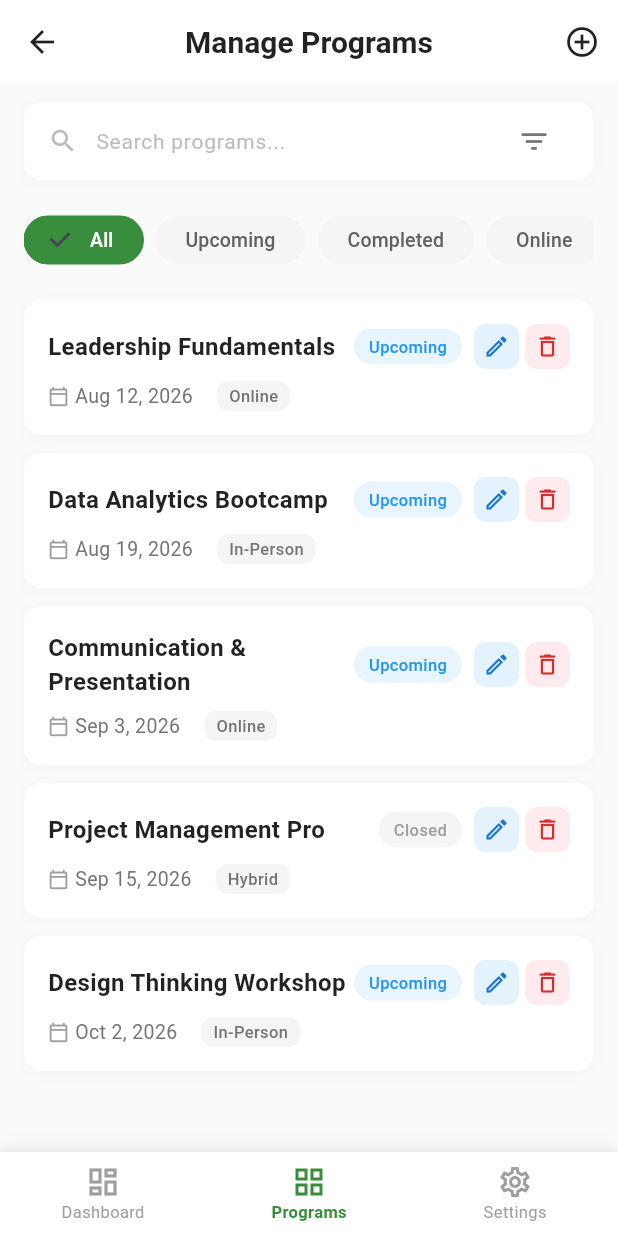
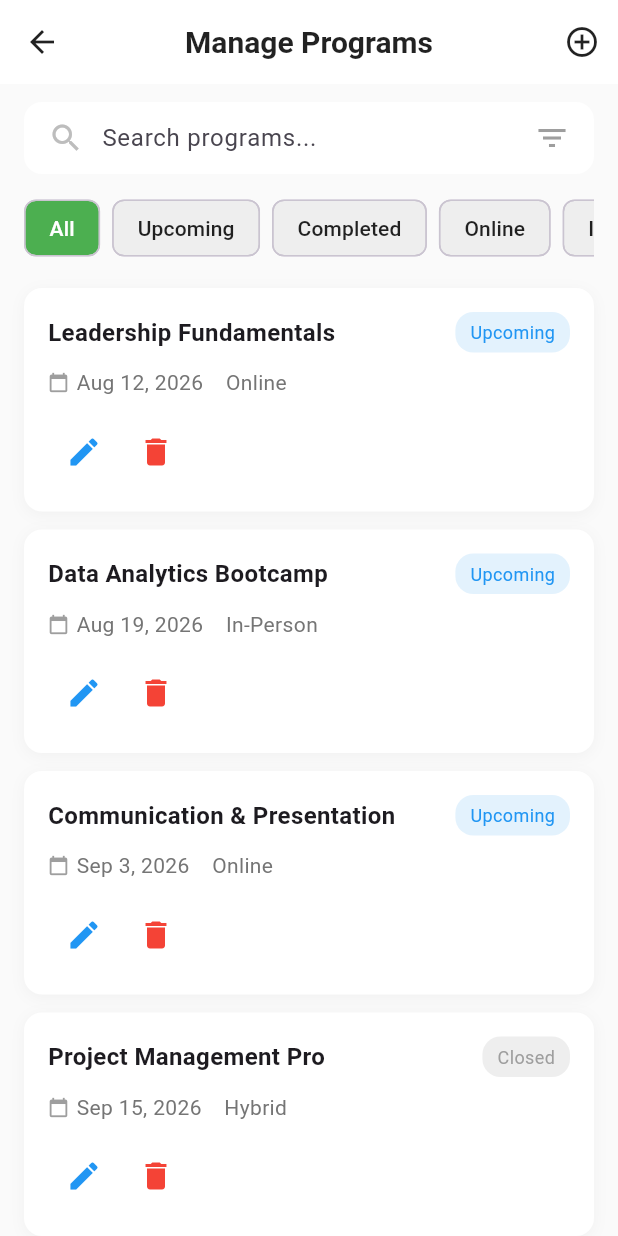
Before and after one commit to venesia07/FlutterMobileApp, a Flutter app: the ProgramManagementScreen screen opened directly, on a phone screen of 412 x 824 dp. Run offline on Flutter 3.47's test engine with Material 3 defaults, Android fonts, the phone set to English and light mode, and no system bars.

Commit message:
Connect admin login and update program management screen

```diff
--- a/lib/main.dart
+++ b/lib/main.dart
@@ -10,6 +10,7 @@ import 'screens/profile/learner_profile_screen.dart';
 import 'screens/login_screen.dart';
 import 'screens/signup_screen.dart';
 import 'screens/splash_screen.dart';
+import 'screens/program_management_screen.dart';
 
 //import 'theme/app_theme.dart';
 
@@ -37,6 +38,7 @@ class ExcelerateApp extends StatelessWidget {
         '/signup': (context) => const SignupScreen(),
         '/home': (context) => const HomeScreen(),
         '/programs': (context) => const ProgramListScreen(),
+         "/admin-management": (context) => const ProgramManagementScreen(),
         '/application': (context) => const ApplicationScreen(),
         '/leaveReview': (context) => const ReviewScreen(),
         '/learnerProfile': (context) => const LearnerProfileScreen(),
--- a/lib/screens/login_screen.dart
+++ b/lib/screens/login_screen.dart
@@ -25,7 +25,7 @@ class _LoginScreenState extends State<LoginScreen> {
     if (isLearner) {
       Navigator.pushReplacementNamed(context, "/home");
     } else {
-      Navigator.pushReplacementNamed(context, "/adminHome");
+      Navigator.pushReplacementNamed(context, "/admin-management");
     }
   }
 
--- a/lib/screens/profile/admin_profile_screen.dart
+++ b/lib/screens/profile/admin_profile_screen.dart
@@ -7,7 +7,6 @@ class AdminProfileScreen extends StatelessWidget {
   @override
   Widget build(BuildContext context) {
     return Scaffold(
-      backgroundColor: Colors.grey[50],
       appBar: AppBar(
         backgroundColor: Colors.white,
         elevation: 0,
--- a/lib/screens/program_list_screen.dart
+++ b/lib/screens/program_list_screen.dart
@@ -81,6 +81,7 @@ class _ProgramListScreenState extends State<ProgramListScreen> {
       appBar: AppBar(
         title: const Text("All Programs"),
         centerTitle: true,
+
       ),
 
       body: Column(
--- a/lib/screens/program_management_screen.dart
+++ b/lib/screens/program_management_screen.dart
@@ -7,6 +7,7 @@ class ProgramManagementScreen extends StatelessWidget {
   Widget build(BuildContext context) {
     return Scaffold(
       backgroundColor: Colors.grey[50],
+
       appBar: AppBar(
         backgroundColor: Colors.white,
         elevation: 0,
@@ -19,354 +20,312 @@ class ProgramManagementScreen extends StatelessWidget {
           ),
         ),
         centerTitle: true,
-        iconTheme: const IconThemeData(color: Colors.black87),
+        iconTheme: const IconThemeData(
+          color: Colors.black87,
+        ),
         actions: [
           IconButton(
             icon: const Icon(Icons.add_circle_outline),
-            onPressed: () {
-              // Navigate to create program screen
-            },
+            onPressed: () {},
           ),
         ],
       ),
+
       body: SingleChildScrollView(
-        padding: const EdgeInsets.symmetric(horizontal: 16, vertical: 12),
+        padding: const EdgeInsets.symmetric(
+          horizontal: 16,
+          vertical: 12,
+        ),
+
         child: Column(
           children: [
-            // Search Bar
+
+            // Search bar
             Container(
-              padding: const EdgeInsets.symmetric(horizontal: 16),
+              padding: const EdgeInsets.symmetric(
+                horizontal: 16,
+              ),
+
               decoration: BoxDecoration(
                 color: Colors.white,
                 borderRadius: BorderRadius.circular(12),
-                boxShadow: [
-                  BoxShadow(
-                    color: Colors.grey.withOpacity(0.05),
-                    blurRadius: 8,
-                    offset: const Offset(0, 2),
-                  ),
-                ],
               ),
+
               child: Row(
                 children: [
-                  Icon(Icons.search, color: Colors.grey[400], size: 20),
+
+                  Icon(
+                    Icons.search,
+                    color: Colors.grey[400],
+                  ),
+
                   const SizedBox(width: 12),
-                  Expanded(
+
+                  const Expanded(
                     child: TextField(
                       decoration: InputDecoration(
-                        hintText: 'Search programs...',
-                        hintStyle: TextStyle(
-                          color: Colors.grey[400],
-                          fontSize: 14,
-                        ),
+                        hintText: "Search programs...",
                         border: InputBorder.none,
-                        contentPadding: const EdgeInsets.symmetric(
-                          vertical: 14,
-                        ),
                       ),
-                      onChanged: (value) {
-                        // Handle search
-                      },
                     ),
                   ),
-                  IconButton(
-                    icon: Icon(
-                      Icons.filter_list,
-                      color: Colors.grey[600],
-                      size: 22,
-                    ),
-                    onPressed: () {
-                      // Handle filter
-                    },
+
+                  Icon(
+                    Icons.filter_list,
+                    color: Colors.grey,
                   ),
+
                 ],
               ),
             ),
+
+
             const SizedBox(height: 16),
 
-            // Filter Chips
-            SingleChildScrollView(
-              scrollDirection: Axis.horizontal,
-              child: Row(
+
+            // Filters
+            SizedBox(
+              height: 40,
+
+              child: ListView(
+                scrollDirection: Axis.horizontal,
+
                 children: [
-                  _buildFilterChip('All', true),
-                  const SizedBox(width: 8),
-                  _buildFilterChip('Upcoming', false),
-                  const SizedBox(width: 8),
-                  _buildFilterChip('Completed', false),
-                  const SizedBox(width: 8),
-                  _buildFilterChip('Online', false),
-                  const SizedBox(width: 8),
-                  _buildFilterChip('In-Person', false),
-                  const SizedBox(width: 8),
-                  _buildFilterChip('Hybrid', false),
+
+                  _filterChip("All"),
+                  _filterChip("Upcoming"),
+                  _filterChip("Completed"),
+                  _filterChip("Online"),
+                  _filterChip("In-Person"),
+                  _filterChip("Hybrid"),
+
                 ],
               ),
             ),
-            const SizedBox(height: 16),
 
-            // Program Cards
-            _buildProgramCard(
-              title: 'Leadership Fundamentals',
-              date: 'Aug 12, 2026',
-              type: 'Online',
-              status: 'Upcoming',
-              statusColor: Colors.blue,
-              onEdit: () {},
-              onRemove: () {},
+
+            const SizedBox(height: 20),
+
+
+            // Programs
+            _programCard(
+              "Leadership Fundamentals",
+              "Aug 12, 2026",
+              "Online",
+              "Upcoming",
             ),
-            const SizedBox(height: 12),
-            _buildProgramCard(
-              title: 'Data Analytics Bootcamp',
-              date: 'Aug 19, 2026',
-              type: 'In-Person',
-              status: 'Upcoming',
-              statusColor: Colors.blue,
-              onEdit: () {},
-              onRemove: () {},
+
+            _programCard(
+              "Data Analytics Bootcamp",
+              "Aug 19, 2026",
+              "In-Person",
+              "Upcoming",
             ),
-            const SizedBox(height: 12),
-            _buildProgramCard(
-              title: 'Communication & Presentation',
-              date: 'Sep 3, 2026',
-              type: 'Online',
-              status: 'Upcoming',
-              statusColor: Colors.blue,
-              onEdit: () {},
-              onRemove: () {},
+
+            _programCard(
+              "Communication & Presentation",
+              "Sep 3, 2026",
+              "Online",
+              "Upcoming",
             ),
-            const SizedBox(height: 12),
-            _buildProgramCard(
-              title: 'Project Management Pro',
-              date: 'Sep 15, 2026',
-              type: 'Hybrid',
-              status: 'Closed',
-              statusColor: Colors.grey,
-              onEdit: () {},
-              onRemove: () {},
+
+            _programCard(
+              "Project Management Pro",
+              "Sep 15, 2026",
+              "Hybrid",
+              "Closed",
             ),
-            const SizedBox(height: 12),
-            _buildProgramCard(
-              title: 'Design Thinking Workshop',
-              date: 'Oct 2, 2026',
-              type: 'In-Person',
-              status: 'Upcoming',
-              statusColor: Colors.blue,
-              onEdit: () {},
-              onRemove: () {},
+
+            _programCard(
+              "Design Thinking Workshop",
+              "Oct 2, 2026",
+              "In-Person",
+              "Upcoming",
             ),
-            const SizedBox(height: 20),
+
           ],
-        ),
-      ),
-      bottomNavigationBar: Container(
-        decoration: BoxDecoration(
-          color: Colors.white,
-          boxShadow: [
-            BoxShadow(
-              color: Colors.grey.withOpacity(0.1),
-              blurRadius: 10,
-              offset: const Offset(0, -2),
-            ),
-          ],
-        ),
-        child: BottomNavigationBar(
-          type: BottomNavigationBarType.fixed,
-          backgroundColor: Colors.white,
-          selectedItemColor: Colors.green[700],
-          unselectedItemColor: Colors.grey,
-          selectedLabelStyle: const TextStyle(
-            fontWeight: FontWeight.w600,
-            fontSize: 11,
-          ),
-          unselectedLabelStyle: const TextStyle(
-            fontWeight: FontWeight.w400,
-            fontSize: 11,
-          ),
-          items: const [
-            BottomNavigationBarItem(
-              icon: Icon(Icons.dashboard_outlined),
-              activeIcon: Icon(Icons.dashboard),
-              label: 'Dashboard',
-            ),
-            BottomNavigationBarItem(
-              icon: Icon(Icons.grid_view_outlined),
-              activeIcon: Icon(Icons.grid_view),
-              label: 'Programs',
-            ),
-            BottomNavigationBarItem(
-              icon: Icon(Icons.settings_outlined),
-              activeIcon: Icon(Icons.settings),
-              label: 'Settings',
-            ),
-          ],
-          currentIndex: 1,
-          onTap: (index) {
-            // Handle navigation
-          },
         ),
       ),
     );
   }
 
-  Widget _buildFilterChip(String label, bool isSelected) {
-    return FilterChip(
-      label: Text(
-        label,
-        style: TextStyle(
-          fontSize: 13,
-          fontWeight: FontWeight.w500,
-          color: isSelected ? Colors.white : Colors.grey[700],
+
+
+  Widget _filterChip(String text) {
+    return Padding(
+      padding: const EdgeInsets.only(right: 8),
+
+      child: Chip(
+        label: Text(text),
+
+        backgroundColor:
+            text == "All"
+                ? Colors.green
+                : Colors.grey[200],
+
+        labelStyle: TextStyle(
+          color:
+              text == "All"
+                  ? Colors.white
+                  : Colors.black87,
         ),
       ),
-      selected: isSelected,
-      onSelected: (selected) {
-        // Handle chip selection
-      },
-      backgroundColor: Colors.grey[100],
-      selectedColor: Colors.green[700],
-      shape: RoundedRectangleBorder(
-        borderRadius: BorderRadius.circular(20),
-        side: BorderSide(
-          color: isSelected ? Colors.green[700]! : Colors.transparent,
-          width: 0,
-        ),
-      ),
-      padding: const EdgeInsets.symmetric(horizontal: 12, vertical: 4),
     );
   }
 
-  Widget _buildProgramCard({
-    required String title,
-    required String date,
-    required String type,
-    required String status,
-    required Color statusColor,
-    required VoidCallback onEdit,
-    required VoidCallback onRemove,
-  }) {
+
+
+  Widget _programCard(
+    String title,
+    String date,
+    String type,
+    String status,
+  ) {
+
     return Container(
+      margin: const EdgeInsets.only(
+        bottom: 12,
+      ),
+
       padding: const EdgeInsets.all(16),
+
       decoration: BoxDecoration(
         color: Colors.white,
-        borderRadius: BorderRadius.circular(12),
+
+        borderRadius:
+            BorderRadius.circular(12),
+
         boxShadow: [
           BoxShadow(
-            color: Colors.grey.withOpacity(0.05),
+            color: Colors.grey.withOpacity(0.1),
             blurRadius: 8,
             offset: const Offset(0, 2),
           ),
         ],
       ),
+
+
       child: Column(
-        crossAxisAlignment: CrossAxisAlignment.start,
+        crossAxisAlignment:
+            CrossAxisAlignment.start,
+
         children: [
-          // Title Row
+
           Row(
-            mainAxisAlignment: MainAxisAlignment.spaceBetween,
+            mainAxisAlignment:
+                MainAxisAlignment.spaceBetween,
+
             children: [
+
               Expanded(
                 child: Text(
                   title,
+
                   style: const TextStyle(
                     fontSize: 16,
-                    fontWeight: FontWeight.w600,
-                    color: Colors.black87,
+                    fontWeight:
+                        FontWeight.bold,
                   ),
                 ),
               ),
-              // Action Buttons
-              Row(
-                children: [
-                  // Status Badge
-                  Container(
-                    padding: const EdgeInsets.symmetric(
+
+
+              Container(
+                padding:
+                    const EdgeInsets.symmetric(
                       horizontal: 10,
-                      vertical: 4,
+                      vertical: 5,
                     ),
-                    decoration: BoxDecoration(
-                      color: statusColor.withOpacity(0.1),
-                      borderRadius: BorderRadius.circular(12),
-                    ),
-                    child: Text(
-                      status,
-                      style: TextStyle(
-                        fontSize: 11,
-                        fontWeight: FontWeight.w500,
-                        color: statusColor,
-                      ),
-                    ),
+
+                decoration: BoxDecoration(
+                  color: status == "Closed"
+                      ? Colors.grey[200]
+                      : Colors.blue[50],
+
+                  borderRadius:
+                      BorderRadius.circular(12),
+                ),
+
+
+                child: Text(
+                  status,
+
+                  style: TextStyle(
+                    color: status == "Closed"
+                        ? Colors.grey
+                        : Colors.blue,
+                    fontSize: 12,
                   ),
-                  const SizedBox(width: 8),
-                  // Edit Button
-                  InkWell(
-                    onTap: onEdit,
-                    child: Container(
-                      padding: const EdgeInsets.all(6),
-                      decoration: BoxDecoration(
-                        color: Colors.blue[50],
-                        borderRadius: BorderRadius.circular(8),
-                      ),
-                      child: Icon(
-                        Icons.edit_outlined,
-                        size: 18,
-                        color: Colors.blue[700],
-                      ),
-                    ),
-                  ),
-                  const SizedBox(width: 4),
-                  // Remove Button
-                  InkWell(
-                    onTap: onRemove,
-                    child: Container(
-                      padding: const EdgeInsets.all(6),
-                      decoration: BoxDecoration(
-                        color: Colors.red[50],
-                        borderRadius: BorderRadius.circular(8),
-                      ),
-                      child: Icon(
-                        Icons.delete_outline,
-                        size: 18,
-                        color: Colors.red[700],
-                      ),
-                    ),
-                  ),
-                ],
+                ),
               ),
+
             ],
           ),
-          const SizedBox(height: 8),
-          // Date and Type
+
+
+          const SizedBox(height: 10),
+
+
           Row(
             children: [
+
               Icon(
-                Icons.calendar_today_outlined,
+                Icons.calendar_today,
                 size: 14,
                 color: Colors.grey[500],
               ),
-              const SizedBox(width: 4),
+
+              const SizedBox(width: 5),
+
+
               Text(
                 date,
-                style: TextStyle(fontSize: 13, color: Colors.grey[600]),
-              ),
-              const SizedBox(width: 16),
-              Container(
-                padding: const EdgeInsets.symmetric(horizontal: 8, vertical: 2),
-                decoration: BoxDecoration(
-                  color: Colors.grey[100],
-                  borderRadius: BorderRadius.circular(8),
-                ),
-                child: Text(
-                  type,
-                  style: TextStyle(
-                    fontSize: 11,
-                    fontWeight: FontWeight.w500,
-                    color: Colors.grey[600],
-                  ),
+                style: TextStyle(
+                  color: Colors.grey[600],
                 ),
               ),
+
+
+              const SizedBox(width: 15),
+
+
+              Text(
+                type,
+                style: TextStyle(
+                  color: Colors.grey[600],
+                ),
+              ),
+
             ],
           ),
+
+
+          const SizedBox(height: 12),
+
+
+          Row(
+            children: [
+
+              IconButton(
+                onPressed: () {},
+                icon: const Icon(
+                  Icons.edit,
+                  color: Colors.blue,
+                ),
+              ),
+
+
+              IconButton(
+                onPressed: () {},
+                icon: const Icon(
+                  Icons.delete,
+                  color: Colors.red,
+                ),
+              ),
+
+            ],
+          )
+
         ],
       ),
     );
```
